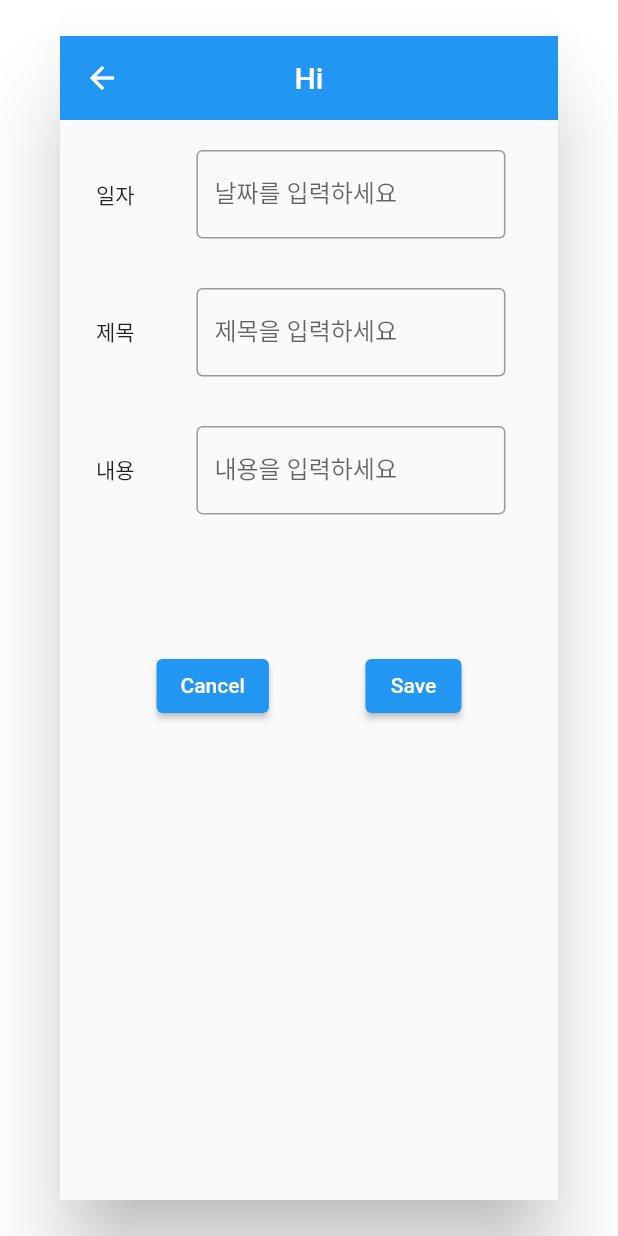
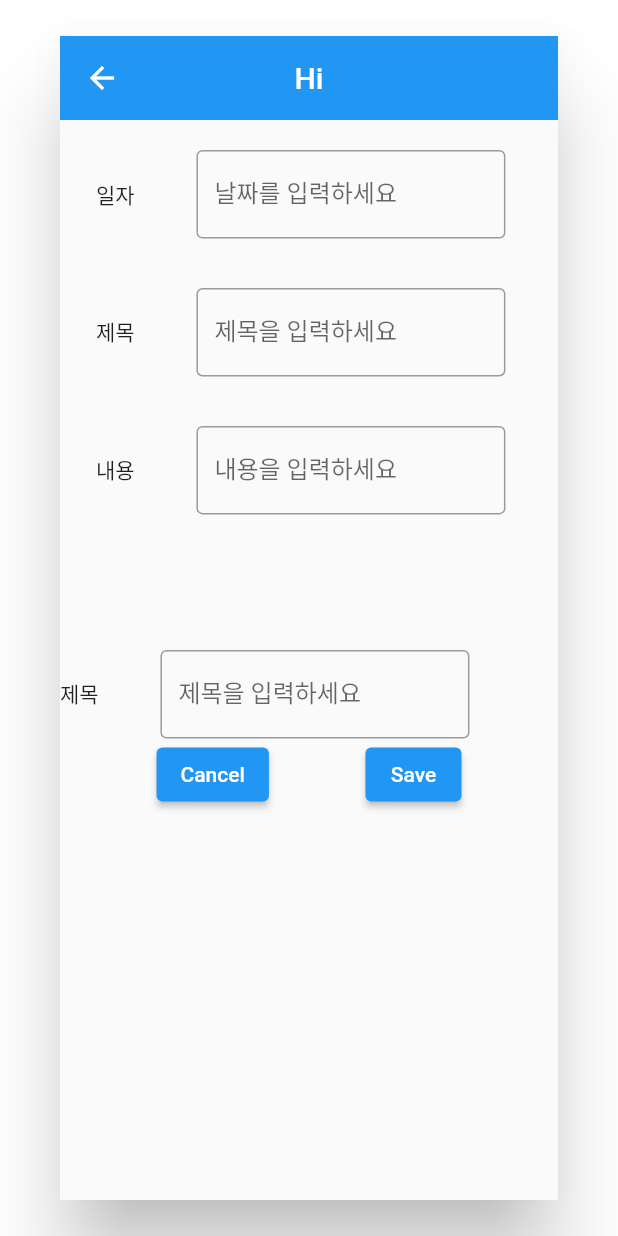
Before and after one commit to GeonwooVincentKim/riverpod_hive_example, a Flutter app: the CustomMaterialAlertDialog screen opened directly, on a phone screen of 412 x 824 dp. Run offline on Flutter 3.47's test engine with Material 2 defaults, Android fonts, the phone set to English and light mode, and no system bars; our stand-ins replace flutter_riverpod.

Commit message:
[Feature] - Update file directory system

```diff
--- a/lib/screen/page_slider.dart
+++ b/lib/screen/page_slider.dart
@@ -3,8 +3,7 @@ import 'package:flutter_todo_list/data/model/todo.dart';
 import 'package:flutter_todo_list/data/state_management/todo_riverpod.dart';
 import 'package:flutter_todo_list/screen/complete.dart';
 import 'package:flutter_todo_list/screen/home.dart';
-import 'package:flutter_todo_list/widget/alert_dialog/custom_alert_dialog.dart';
-import 'package:flutter_todo_list/widget/alert_dialog/custom_material_alert_dialog.dart';
+import 'package:flutter_todo_list/widget/alert_dialog/custom_dialog/custom_material_alert_dialog.dart';
 import 'package:flutter_todo_list/widget/indicator_bottom_navigation_bar.dart';
 import 'package:provider/provider.dart';
 
--- a/lib/widget/alert_dialog/custom_material_alert_dialog.dart
+++ b/lib/widget/alert_dialog/custom_dialog/custom_material_alert_dialog.dart
@@ -1,10 +1,10 @@
 import 'package:flutter/material.dart';
 import 'package:flutter_todo_list/data/model/todo.dart';
+import 'package:flutter_todo_list/data/state_management/todo_riverpod.dart';
+import 'package:flutter_todo_list/widget/alert_dialog/item_spacing/item_spacing.dart';
 import 'package:flutter_todo_list/widget/form_Field/custom_text_form_field.dart';
 import 'package:intl/intl.dart';
 import 'package:provider/provider.dart';
-
-import '../../data/state_management/todo_riverpod.dart';
 
 class CustomMaterialAlertDialog extends StatefulWidget {
   final bool isAdd;
@@ -81,24 +81,19 @@ class _CustomMaterialAlertDialogState extends State<CustomMaterialAlertDialog> {
                 Padding(
                   padding: const EdgeInsets.fromLTRB(24, 20, 24, 8),
                   child: Column(
-                    children: widget.isAdd == true ? [
+                    children: [
                       _buildDate(context),
-                      SizedBox(height: MediaQuery.of(context).size.height * 0.04),
+                      const ListItemSpace(),
                       _buildTitle(),
-                      SizedBox(height: MediaQuery.of(context).size.height * 0.04),
-                      _buildContents(contentsInput: contentsInput, newTodo: newTodo),
-                    ] : [
-                       _buildDate(context),
-                      SizedBox(height: MediaQuery.of(context).size.height * 0.04),
-                      _buildTitle(),
-                      SizedBox(height: MediaQuery.of(context).size.height * 0.04),
-                      _buildTitle(),
-                      SizedBox(height: MediaQuery.of(context).size.height * 0.04),
-                      _buildContents(contentsInput: contentsInput, newTodo: newTodo),
+                      const ListItemSpace(),
+                      _buildContents(),
                     ],
                   ),
                 ),
                 SizedBox(height: MediaQuery.of(context).size.height * 0.1),
+
+                widget.isAdd == true ?
+                  _buildTitle() : Container(),
 
                 Row(
                   mainAxisAlignment: MainAxisAlignment.spaceEvenly,
@@ -162,6 +157,19 @@ class _CustomMaterialAlertDialogState extends State<CustomMaterialAlertDialog> {
     );
   }
 
+  CustomTextFormField _buildContents() {
+    return CustomTextFormField(
+      labelTitleText: "내용",
+      controller: contentsInput,
+      labelText: "내용을 입력하세요",
+      onTap: () {},
+      onSaved: (val) {
+        newTodo['contents'] = val;
+      },
+      validator: (val) {},
+    );
+  }
+
   Future<DateTime?> customDatePicker(BuildContext context) {
     return showDatePicker(
       context: context,
@@ -181,28 +189,3 @@ class _CustomMaterialAlertDialogState extends State<CustomMaterialAlertDialog> {
 
   }
 }
-
-class _buildContents extends StatelessWidget {
-  const _buildContents({
-    super.key,
-    required this.contentsInput,
-    required this.newTodo,
-  });
-
-  final TextEditingController contentsInput;
-  final Map<String, dynamic> newTodo;
-
-  @override
-  Widget build(BuildContext context) {
-    return CustomTextFormField(
-      labelTitleText: "내용",
-      controller: contentsInput,
-      labelText: "내용을 입력하세요",
-      onTap: () {},
-      onSaved: (val) {
-        newTodo['contents'] = val;
-      },
-      validator: (val) {},
-    );
-  }
-}
--- /dev/null
+++ b/lib/widget/alert_dialog/item_spacing/item_spacing.dart
@@ -0,0 +1,12 @@
+import 'package:flutter/material.dart';
+
+class ListItemSpace extends StatelessWidget {
+  const ListItemSpace({
+    super.key,
+  });
+
+  @override
+  Widget build(BuildContext context) {
+    return SizedBox(height: MediaQuery.of(context).size.height * 0.04);
+  }
+}
--- a/lib/widget/list_view/todo_tile.dart
+++ b/lib/widget/list_view/todo_tile.dart
@@ -2,7 +2,7 @@ import 'package:flutter/material.dart';
 import 'package:flutter_todo_list/data/model/todo.dart';
 import 'package:flutter_todo_list/data/state_management/todo_riverpod.dart';
 import 'package:flutter_todo_list/screen/home.dart';
-import 'package:flutter_todo_list/widget/alert_dialog/custom_material_alert_dialog.dart';
+import 'package:flutter_todo_list/widget/alert_dialog/custom_dialog/custom_material_alert_dialog.dart';
 import 'package:provider/provider.dart';
 
 class TodoTile extends StatefulWidget {
```
Also changed, not shown: lib/widget/alert_dialog/custom_dialog/custom_alert_dialog.dart (renamed from lib/widget/alert_dialog/custom_alert_dialog.dart), lib/widget/custom/custom_padding.dart (added).
